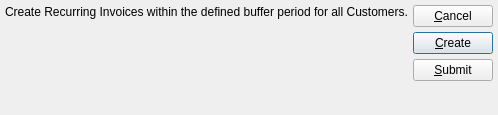
Old version of the form guiclient/createRecurringInvoices.ui in the repository Pegasus-RPG/xtuple-client.
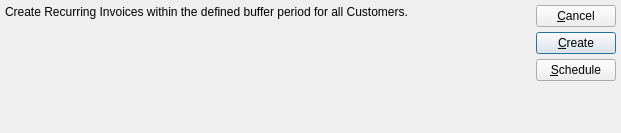
New version of the form.

```diff
--- a/guiclient/createRecurringInvoices.ui
+++ b/guiclient/createRecurringInvoices.ui
@@ -8,13 +8,13 @@
 is available at www.xtuple.com/CPAL.  By using this software, you agree
 to be bound by its terms.</comment>
  <class>createRecurringInvoices</class>
- <widget class="QDialog" name="createRecurringInvoices" >
-  <property name="geometry" >
+ <widget class="QDialog" name="createRecurringInvoices">
+  <property name="geometry">
    <rect>
     <x>0</x>
     <y>0</y>
-    <width>498</width>
-    <height>115</height>
+    <width>621</width>
+    <height>133</height>
    </rect>
   </property>
   <property name="sizePolicy" >
@@ -38,10 +38,7 @@
     </widget>
    </item>
    <item>
-    <layout class="QHBoxLayout" >
-     <property name="spacing" >
-      <number>0</number>
-     </property>
+    <layout class="QHBoxLayout">
      <item>
       <spacer>
        <property name="orientation" >
@@ -56,64 +53,30 @@
       </spacer>
      </item>
      <item>
-      <layout class="QVBoxLayout" >
-       <property name="spacing" >
-        <number>0</number>
-       </property>
-       <property name="leftMargin" >
-        <number>0</number>
-       </property>
-       <property name="topMargin" >
-        <number>0</number>
-       </property>
-       <property name="rightMargin" >
-        <number>0</number>
-       </property>
-       <property name="bottomMargin" >
-        <number>0</number>
-       </property>
+      <layout class="QVBoxLayout">
        <item>
-        <layout class="QVBoxLayout" >
-         <property name="spacing" >
-          <number>5</number>
+        <widget class="QPushButton" name="_close">
+         <property name="text">
+          <string>&amp;Cancel</string>
          </property>
-         <property name="leftMargin" >
-          <number>0</number>
+        </widget>
+       </item>
+       <item>
+        <widget class="QPushButton" name="_update">
+         <property name="text">
+          <string>&amp;Create</string>
          </property>
-         <property name="topMargin" >
-          <number>0</number>
+         <property name="default">
+          <bool>true</bool>
          </property>
-         <property name="rightMargin" >
-          <number>0</number>
+        </widget>
+       </item>
+       <item>
+        <widget class="QPushButton" name="_submit">
+         <property name="text">
+          <string>&amp;Schedule</string>
          </property>
-         <property name="bottomMargin" >
-          <number>0</number>
-         </property>
-         <item>
-          <widget class="QPushButton" name="_close" >
-           <property name="text" >
-            <string>&amp;Cancel</string>
-           </property>
-          </widget>
-         </item>
-         <item>
-          <widget class="QPushButton" name="_update" >
-           <property name="text" >
-            <string>&amp;Create</string>
-           </property>
-           <property name="default" >
-            <bool>true</bool>
-           </property>
-          </widget>
-         </item>
-         <item>
-          <widget class="QPushButton" name="_submit" >
-           <property name="text" >
-            <string>&amp;Submit</string>
-           </property>
-          </widget>
-         </item>
-        </layout>
+        </widget>
        </item>
        <item>
         <spacer>
@@ -137,7 +100,7 @@
    </item>
   </layout>
  </widget>
- <layoutdefault spacing="5" margin="5" />
+ <layoutdefault spacing="5" margin="5"/>
  <pixmapfunction>qPixmapFromMimeSource</pixmapfunction>
  <tabstops>
   <tabstop>_update</tabstop>
```
Left out of the diff: 37 changed lines with no effect on the pictures.
